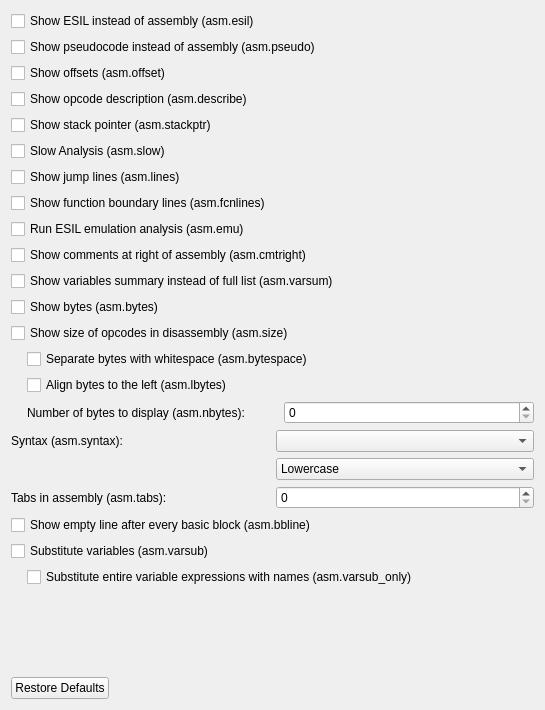
First picture: the form in src/dialogs/preferences/AsmOptionsWidget.ui, repository rizinorg/cutter, before the edit.
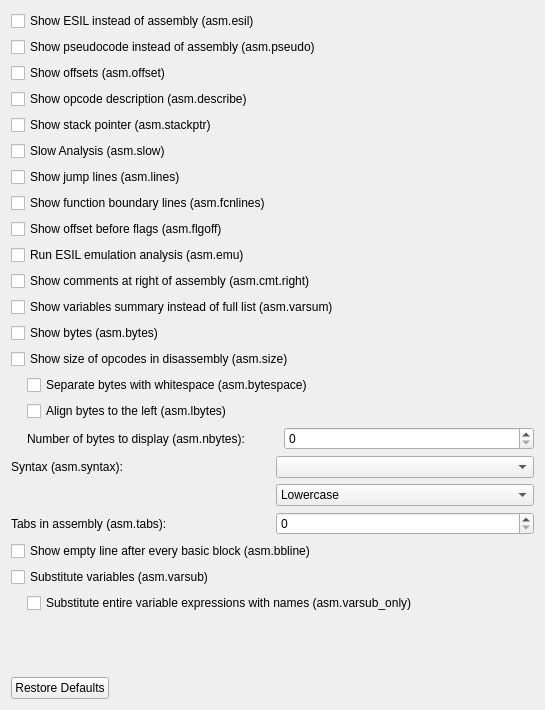
Second picture: the form after the edit.

Commit message:
Move default AsmOptions code to Configuration and shorten it (#415)
* Correct asm.cmtright to asm.cmt.right
* Add asm.flgoff to Disassembly Options
* Add Configuration::get/setConfig

```diff
--- a/src/dialogs/preferences/AsmOptionsWidget.ui
+++ b/src/dialogs/preferences/AsmOptionsWidget.ui
@@ -70,6 +70,13 @@
      </property>
     </widget>
    </item>
+   <item>
+    <widget class="QCheckBox" name="flgoffCheckBox">
+     <property name="text">
+      <string>Show offset before flags (asm.flgoff)</string>
+     </property>
+    </widget>
+   </item>
    <item>
     <widget class="QCheckBox" name="emuCheckBox">
      <property name="text">
@@ -80,7 +87,7 @@
    <item>
     <widget class="QCheckBox" name="cmtrightCheckBox">
      <property name="text">
-      <string>Show comments at right of assembly (asm.cmtright)</string>
+      <string>Show comments at right of assembly (asm.cmt.right)</string>
      </property>
     </widget>
    </item>
```
The commit also changes 7 other files.
